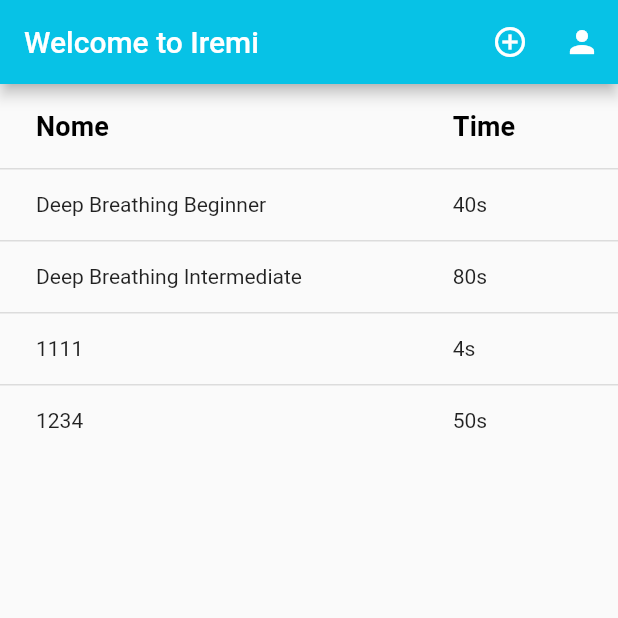
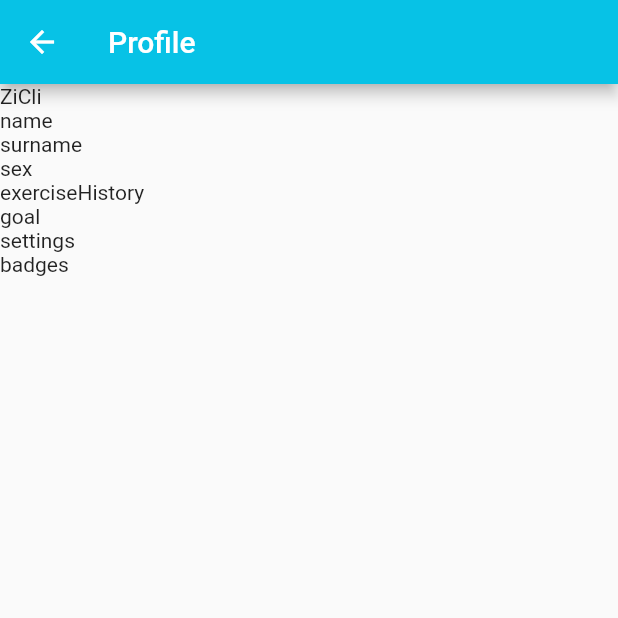
Before and after one commit to ZiClaud/Iremi-Breathing-App, a Flutter app: the screen it shows after launch, after a tap on the "person" icon, on a phone screen of 412 x 824 dp, the top half of it. Run offline on Flutter 3.47's test engine with Material 2 defaults, Android fonts, the phone set to English and light mode, and no system bars.

Commit message:
Added profile page
getters gives a user

```diff
--- a/iremibreathingapp/lib/basics/user.dart
+++ b/iremibreathingapp/lib/basics/user.dart
@@ -1,4 +1,4 @@
-class User {
+class MyUser {
   String username;
   String name;
   String? surname;
@@ -8,6 +8,6 @@ class User {
   String settings;
   String badges;
 
-  User(this.username, this.name, this.surname, this.sex, this.exerciseHistory,
+  MyUser(this.username, this.name, this.surname, this.sex, this.exerciseHistory,
       this.goal, this.settings, this.badges);
 }
--- a/iremibreathingapp/lib/database/getters.dart
+++ b/iremibreathingapp/lib/database/getters.dart
@@ -1,6 +1,7 @@
 import 'package:iremibreathingapp/basics/exercises/customExercise.dart';
 import 'package:iremibreathingapp/basics/exercises/deepBreathingExerciseBeginner.dart';
 import 'package:iremibreathingapp/basics/exercises/exercise.dart';
+import 'package:iremibreathingapp/basics/user.dart';
 
 import '../basics/exercises/deepBreathingExerciseIntermediate.dart';
 
@@ -23,4 +24,8 @@ class Getters {
 
     return ex;
   }
+
+  static MyUser getUser(){
+    return MyUser("ZiCli", "name", "surname", "sex", "exerciseHistory", "goal", "settings", "badges");
+  }
 }
--- a/iremibreathingapp/lib/pages/mainPage.dart
+++ b/iremibreathingapp/lib/pages/mainPage.dart
@@ -1,6 +1,7 @@
 import 'package:flutter/material.dart';
 import 'package:iremibreathingapp/basics/exercises/exercise.dart';
 import 'package:iremibreathingapp/pages/addExercisePage.dart';
+import 'package:iremibreathingapp/pages/profilePage.dart';
 import '../database/getters.dart';
 import '../utils/theme.dart';
 import 'exercisePage.dart';
@@ -29,8 +30,7 @@ class _MainPageState extends State<MainPage> {
                 Navigator.push(
                     context,
                     MaterialPageRoute(
-                        builder: (context) =>
-                            const addCustomExercise())); // TODO: Change
+                        builder: (context) => const addCustomExercise()));
               },
             ),
             IconButton(
@@ -38,7 +38,8 @@ class _MainPageState extends State<MainPage> {
                 Icons.person,
               ),
               onPressed: () {
-                // TODO?
+                Navigator.push(context,
+                    MaterialPageRoute(builder: (context) => ProfilePage()));
               },
             ),
           ]),
--- /dev/null
+++ b/iremibreathingapp/lib/pages/profilePage.dart
@@ -0,0 +1,40 @@
+import 'package:flutter/material.dart';
+import 'package:iremibreathingapp/basics/exercises/exercise.dart';
+
+import '../basics/user.dart';
+import '../database/getters.dart';
+import '../utils/dfaultWidget.dart';
+import '../utils/theme.dart';
+
+class ProfilePage extends StatefulWidget {
+  MyUser user = Getters.getUser();
+
+  ProfilePage({Key? key}) : super(key: key);
+
+  @override
+  State<ProfilePage> createState() => _ProfilePageState();
+}
+
+class _ProfilePageState extends State<ProfilePage> {
+  @override
+  Widget build(BuildContext context) {
+    MyUser user = widget.user;
+    return Scaffold(
+        appBar: AppBar(
+          title: const Text("Profile"),
+          backgroundColor: myBluLight,
+        ),
+        body: ListView(
+          children: [
+            Text(user.username),
+            Text(user.name),
+            Text(user.surname!),
+            Text(user.sex!),
+            Text(user.exerciseHistory),
+            Text(user.goal),
+            Text(user.settings),
+            Text(user.badges),
+          ],
+        ));
+  }
+}
```
